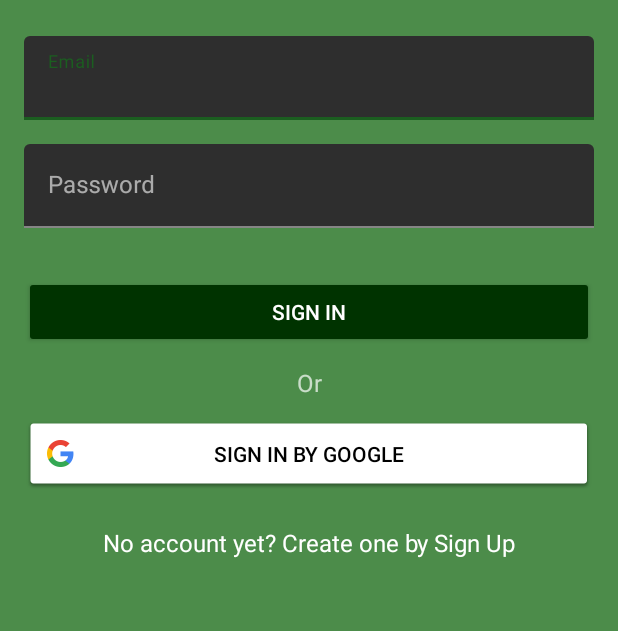
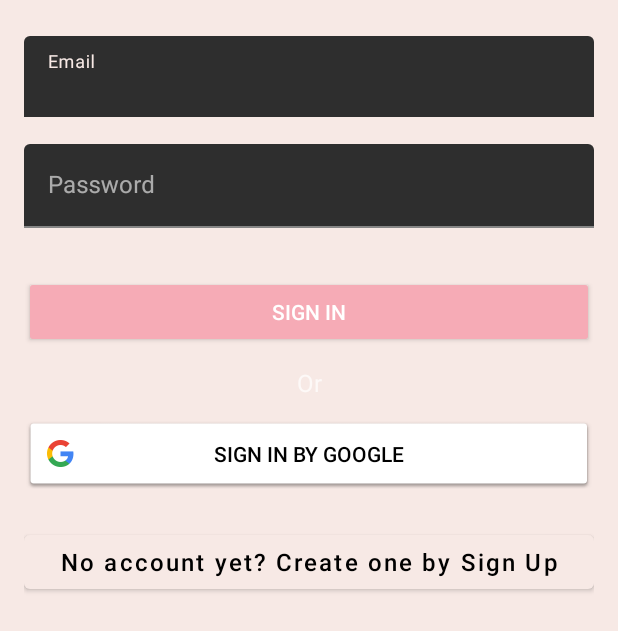
Before and after one commit to tranvinhhung99/mobile_final, an Android app: the screen it shows after launch (LoginActivity), on a phone screen of 412 x 824 dp. Shown: the top 631 px of the screen. Run offline under Robolectric (Android 15) with nearby library versions, the phone set to English and light mode, and no system bars; our stand-ins replace Firebase (no records; nobody signed in at launch, a user with empty details on screens opened directly).

Commit message:
Update signup + splash screen

```diff
--- a/app/build.gradle
+++ b/app/build.gradle
@@ -35,6 +35,5 @@ dependencies {
     implementation 'com.google.firebase:firebase-database:19.2.0'
     implementation 'com.google.firebase:firebase-firestore:21.3.1'
     implementation 'com.google.firebase:firebase-storage:19.1.0'
-
-
 }
+apply plugin: 'com.google.gms.google-services'
--- a/app/src/main/java/hcmus/selab/tvhung/LoginActivity.java
+++ b/app/src/main/java/hcmus/selab/tvhung/LoginActivity.java
@@ -6,8 +6,10 @@ import androidx.appcompat.app.AppCompatActivity;
 
 import android.content.Intent;
 import android.os.Bundle;
+import android.text.TextUtils;
 import android.util.Log;
 import android.view.View;
+import android.widget.Button;
 import android.widget.TextView;
 import android.widget.Toast;
 
@@ -30,6 +32,9 @@ public class LoginActivity extends AppCompatActivity implements View.OnClickList
     private static final String TAG = LoginActivity.class.toString();
     private static final int GOOGLE_SIGN_IN_REQUEST = 9001;
 
+    // Signup button
+    private Button btn_signup;
+
     // [START declare_auth]
     private FirebaseAuth mAuth;
     // [END declare_auth]
@@ -46,7 +51,7 @@ public class LoginActivity extends AppCompatActivity implements View.OnClickList
 
         // Btn listener add
         findViewById(R.id.btn_login_google).setOnClickListener(this);
-
+        findViewById(R.id.btn_signup).setOnClickListener(this);
 
         // [START config_signin]
         // Configure Google Sign In
@@ -130,5 +135,14 @@ public class LoginActivity extends AppCompatActivity implements View.OnClickList
         if(id == R.id.btn_login_google){
             signInByGoogle();
         }
+        if(id == R.id.btn_signup)
+        {
+            signUp();
+        }
+
+    }
+    public void signUp(){
+        Intent signUp = new Intent(LoginActivity.this, RegisterActivity.class);
+        startActivity(signUp);
     }
 }
--- /dev/null
+++ b/app/src/main/res/drawable-v24/splash_activity_background.xml
@@ -0,0 +1,13 @@
+<?xml version="1.0" encoding="utf-8"?>
+<layer-list xmlns:android="http://schemas.android.com/apk/res/android">
+    <item>
+        <shape>
+            <solid android:color="@color/colorPrimary"/>
+
+        </shape>
+    </item>
+    <item>
+        <bitmap android:src="@mipmap/hautee_logo" android:gravity="center"/>
+
+    </item>
+</layer-list>
--- a/app/src/main/res/layout/activity_login.xml
+++ b/app/src/main/res/layout/activity_login.xml
@@ -67,13 +67,14 @@
 
 
 
-    <TextView android:id="@+id/link_signup"
+    <Button android:id="@+id/btn_signup"
         android:layout_width="fill_parent"
         android:layout_height="wrap_content"
         android:layout_marginBottom="24dp"
         android:text="No account yet? Create one by Sign Up"
         android:gravity="center"
-        android:textColor="@color/colorPrimaryTextColor"
+        android:textAllCaps="false"
+        android:textColor="@android:color/black"
         android:textSize="16dip"/>
 
 
--- a/app/src/main/res/values/colors.xml
+++ b/app/src/main/res/values/colors.xml
@@ -1,9 +1,12 @@
 <?xml version="1.0" encoding="utf-8"?>
 <resources>
+    <color name="colorPrimary">#F7E9E5</color>
+    <color name="colorPrimaryDark">#f6abb6</color>
+    <color name="colorAccent">#eee3e7</color>
     <color name="colorPrimaryLight">#4c8c4a</color>
-    <color name="colorPrimary">#1b5e20</color>
-    <color name="colorPrimaryDark">#003300</color>
-    <color name="colorAccent">#D81B60</color>
+<!--    <color name="colorPrimary">#1b5e20</color>-->
+<!--    <color name="colorPrimaryDark">#003300</color>-->
+<!--    <color name="colorAccent">#D81B60</color>-->
     <color name="colorPrimaryTextColor">#ffffff</color>
 
     <color name="black">#000000</color>
--- a/app/src/main/res/values/styles.xml
+++ b/app/src/main/res/values/styles.xml
@@ -1,11 +1,19 @@
 <resources>
 
     <!-- Base application theme. -->
-    <style name="AppTheme" parent="Theme.MaterialComponents.Light">
+    <style name="AppTheme" parent="Theme.AppCompat.Light.NoActionBar">
         <!-- Customize your theme here. -->
         <item name="colorPrimary">@color/colorPrimary</item>
         <item name="colorPrimaryDark">@color/colorPrimaryDark</item>
         <item name="colorAccent">@color/colorAccent</item>
+    </style>
+
+    <style name="SplashTheme" parent="Theme.AppCompat.Light.NoActionBar">
+        <!-- Customize your theme here. -->
+        <item name="colorPrimary">@color/colorPrimary</item>
+        <item name="colorPrimaryDark">@color/colorPrimaryDark</item>
+        <item name="colorAccent">@color/colorAccent</item>
+        <item name="android:windowBackground">@drawable/splash_activity_background</item>
     </style>
 
     <style name="AppTheme.Dark" parent="Theme.MaterialComponents.NoActionBar">
@@ -13,7 +21,7 @@
         <item name="colorPrimaryDark">@color/colorPrimaryDark</item>
         <item name="colorAccent">@color/colorAccent</item>
 
-        <item name="android:windowBackground">@color/colorPrimaryLight</item>
+        <item name="android:windowBackground">@color/colorPrimary</item>
 
         <item name="colorControlNormal">@color/iron</item>
         <item name="colorControlActivated">@color/white</item>
```
Also changed, not shown: app/src/main/AndroidManifest.xml (+25 -19 lines), app/src/main/java/hcmus/selab/tvhung/RegisterActivity.java (added, +117 -0 lines), app/src/main/java/hcmus/selab/tvhung/SplashActivity.java (added, +22 -0 lines), app/src/main/res/drawable-v24/buttons.xml (added, +11 -0 lines), app/src/main/res/drawable-v24/input_design.xml (added, +9 -0 lines), app/src/main/res/layout/activity_register.xml (added, +71 -0 lines), app/src/main/res/layout/activity_splash.xml (added, +9 -0 lines), app/src/main/res/drawable-v24/hautee_logo.png (added).
